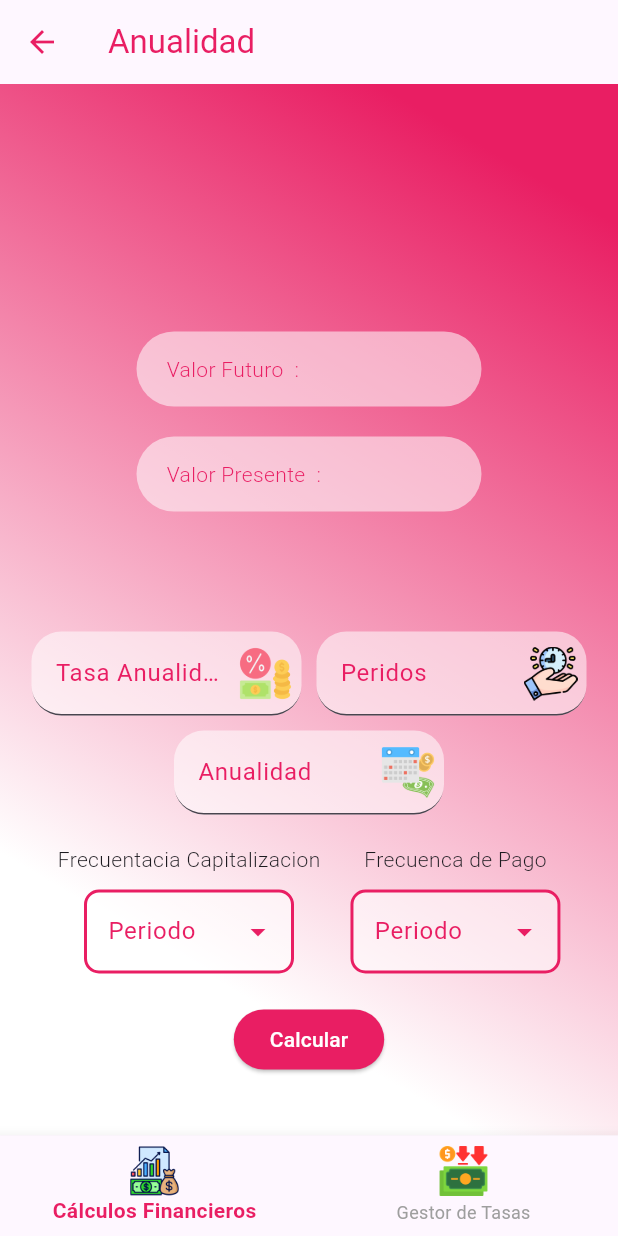
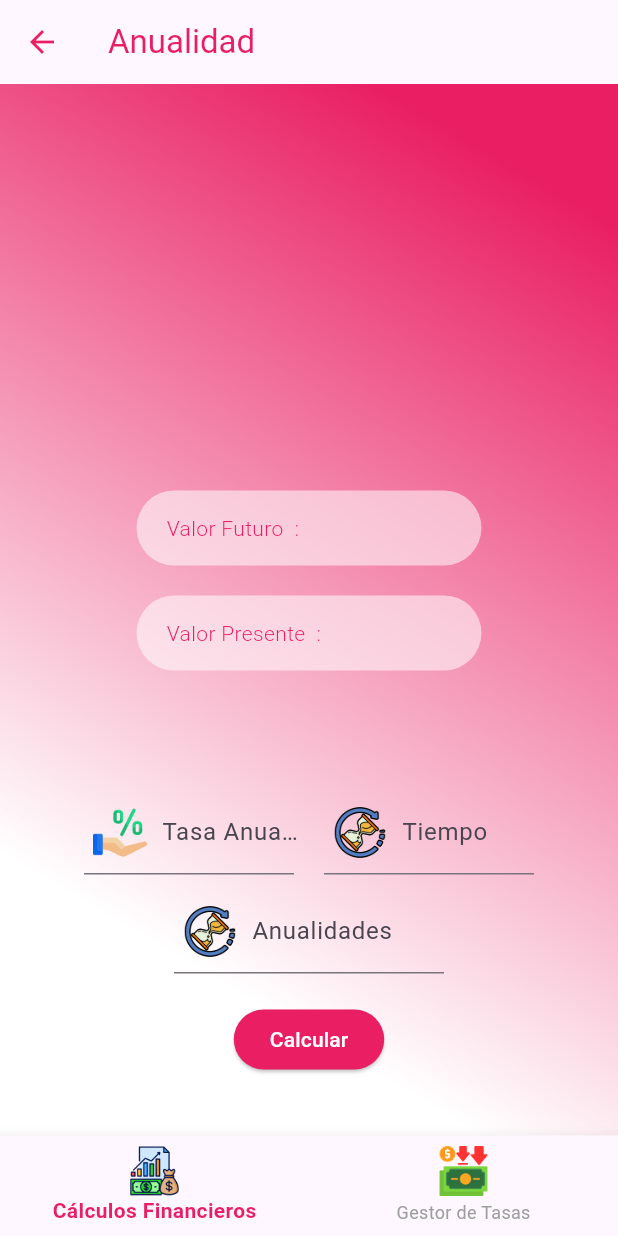
Before and after one commit to shadow-shield/Econmica-Front, a Flutter app: the Anualidad screen opened by its route, on a phone screen of 412 x 824 dp. Run offline on Flutter 3.47's test engine with Material 3 defaults, Android fonts, the phone set to English and light mode, and no system bars; our stand-ins replace animate_do, animated_text_kit, get.

Commit message:
front-diseño

```diff
--- a/lib/page/pageecuaciones/anualidades.riverpod.dart
+++ b/lib/page/pageecuaciones/anualidades.riverpod.dart
@@ -22,6 +22,13 @@ class _AnualidadState extends State<Anualidad> {
       ],
     ),
   );
+  String? selectedCalculation;
+
+  final TextEditingController tasaanualidadController = TextEditingController();
+  final TextEditingController periodosanulidadController =
+      TextEditingController();
+  final TextEditingController anualidadController = TextEditingController();
+
   @override
   Widget build(BuildContext context) {
     return Scaffold(
@@ -74,29 +81,44 @@ class _AnualidadState extends State<Anualidad> {
                       borderRadius: BorderRadius.circular(40)),
                 ),
                 Row(
-                  mainAxisAlignment:
-                      MainAxisAlignment.center, // Centra los elementos
+                  mainAxisAlignment: MainAxisAlignment.center,
                   children: [
                     SizedBox(
-                      width: 180,
-                      child: TextfieldStyle(
-                        color: Colors.pink,
-                        icon: Container(
+                      width: 360,
+                      child: Row(
+                        mainAxisAlignment: MainAxisAlignment.center,
+                        children: [
+                          SizedBox(
+                            width: 140,
+                            child: TextField(
+                              controller: tasaanualidadController,
+                              decoration: InputDecoration(
+                                labelText: 'Tasa Anualidad',
+                                prefixIcon: Padding(
                                   padding: EdgeInsets.all(6),
-                            child: Image.asset('assets/tasanu.png', width: 1)),
-                        labelText: 'Tasa Anualidad',
+                                  child: Image.asset('assets/interescom.png',
+                                      width: 1),
                                 ),
                               ),
-                    SizedBox(width: 10),
+                            ),
+                          ),
+                          SizedBox(width: 20),
                           SizedBox(
-                      width: 180,
-                      child: TextfieldStyle(
-                        color: Colors.pink,
-                        icon: Container(
+                            width: 140,
+                            child: TextField(
+                              controller: periodosanulidadController,
+                              enabled: selectedCalculation != 'Tiempo',
+                              decoration: InputDecoration(
+                                labelText: 'Tiempo',
+                                prefixIcon: Padding(
                                   padding: EdgeInsets.all(6),
-                            child:
-                                Image.asset('assets/tiempoanu.png', width: 1)),
-                        labelText: 'Peridos',
+                                  child: Image.asset('assets/tiempocom.png',
+                                      width: 1),
+                                ),
+                              ),
+                            ),
+                          ),
+                        ],
                       ),
                     ),
                   ],
@@ -107,44 +129,20 @@ class _AnualidadState extends State<Anualidad> {
                   children: [
                     SizedBox(
                       width: 180,
-                      child: TextfieldStyle(
-                        color: Colors.pink,
-                        icon: Container(
+                      child: TextField(
+                        controller: anualidadController,
+                        enabled: selectedCalculation != 'Anualidades',
+                        decoration: InputDecoration(
+                          labelText: 'Anualidades',
+                          prefixIcon: Padding(
                             padding: EdgeInsets.all(6),
-                            child: Image.asset('assets/anu.png', width: 1)),
-                        labelText: 'Anualidad',
+                            child:
+                                Image.asset('assets/tiempocom.png', width: 1),
+                          ),
+                        ),
                       ),
                     ),
                   ],
-                ),
-                SizedBox(height: 20),
-                Padding(
-                  padding: EdgeInsets.symmetric(horizontal: 20),
-                  child: Row(
-                    mainAxisAlignment: MainAxisAlignment.center,
-                    crossAxisAlignment: CrossAxisAlignment.start,
-                    children: [
-                      Column(
-                        mainAxisSize: MainAxisSize.min,
-                        children: [
-                          Text('Frecuentacia Capitalizacion',
-                              style: TextStyle(fontWeight: FontWeight.w300)),
-                          SizedBox(height: 10),
-                          DropMenuAnualidad(color: Colors.pink),
-                        ],
-                      ),
-                      SizedBox(width: 20),
-                      Column(
-                        mainAxisSize: MainAxisSize.min,
-                        children: [
-                          Text('Frecuenca de Pago',
-                              style: TextStyle(fontWeight: FontWeight.w300)),
-                          SizedBox(height: 10),
-                          DropMenuAnualidad(color: Colors.pink),
-                        ],
-                      ),
-                    ],
-                  ),
                 ),
                 SizedBox(height: 20),
                 ElevatedButton(
--- a/lib/page/pageecuaciones/interesimple.riverpod.dart
+++ b/lib/page/pageecuaciones/interesimple.riverpod.dart
@@ -234,7 +234,7 @@ class _Interes_simpleState extends State<Interes_simple> {
   }
 
   double CalcularTiempo() {
-    var formato = 'AÑO,MES,DIA'; // Usa valores fijos si es este formato
+    var formato = 'AÑO,MES,DIA';
     var ano = 4;
     var mes = 5;
     var dias = 20;
--- a/lib/widgets/Dropdowbutton.riverpod.dart
+++ b/lib/widgets/Dropdowbutton.riverpod.dart
@@ -11,7 +11,7 @@ class DropdownMenuItemButton extends StatelessWidget {
   @override
   Widget build(BuildContext context) {
     return SizedBox(
-      width: 140,
+      width: 160,
       child: ValueListenableBuilder<String?>(
         valueListenable: periodoNotifier,
         builder: (context, selectedValue, _) {
@@ -30,14 +30,16 @@ class DropdownMenuItemButton extends StatelessWidget {
             iconEnabledColor: color,
             value: selectedValue,
             onChanged: (String? newValue) {
-              periodoNotifier.value = newValue; // 🔹 Guarda el valor globalmente
+              periodoNotifier.value = newValue;
             },
             items: [
-              DropdownMenuItem(value: 'Anual', child: Text('Anual')),
-              DropdownMenuItem(value: 'Semestral', child: Text('Semestral')),
-              DropdownMenuItem(value: 'Mensual', child: Text('Mensual')),
-              DropdownMenuItem(value: 'Semanal', child: Text('Semanal')),
-              DropdownMenuItem(value: 'Diario', child: Text('Diario')),
+              DropdownMenuItem(value: 'Anual', child: Text('Anual',style: TextStyle(color: color),)),
+              DropdownMenuItem(value: 'Semestral', child: Text('Semestral',style: TextStyle(color: color))),
+              DropdownMenuItem(value: 'Mensual', child: Text('Mensual',style: TextStyle(color: color))),
+              DropdownMenuItem(value: 'Bimestral', child: Text('Bimestral',style: TextStyle(color: color))),
+              DropdownMenuItem(value: 'Cuatrimestral', child: Text('Cuatrimestral',style: TextStyle(color: color))),
+              DropdownMenuItem(value: 'Semanal', child: Text('Semanal',style: TextStyle(color: color))),
+              DropdownMenuItem(value: 'Diario', child: Text('Diario',style: TextStyle(color: color))),
             ],
           );
         },
```
Lines whose indentation alone changed are shown as unchanged.
